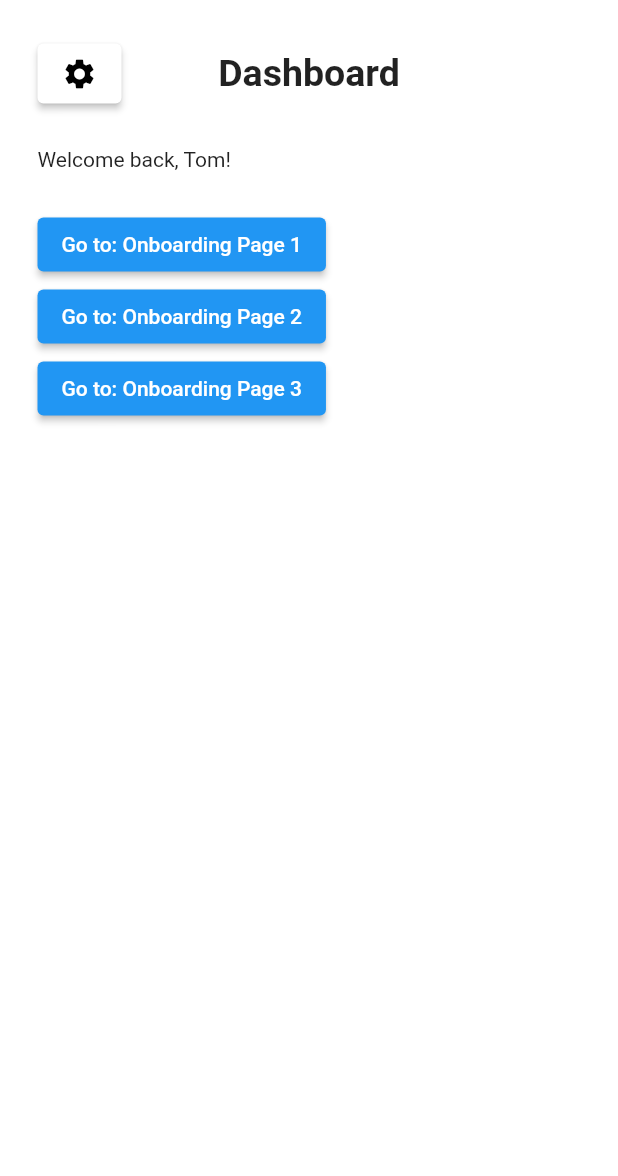
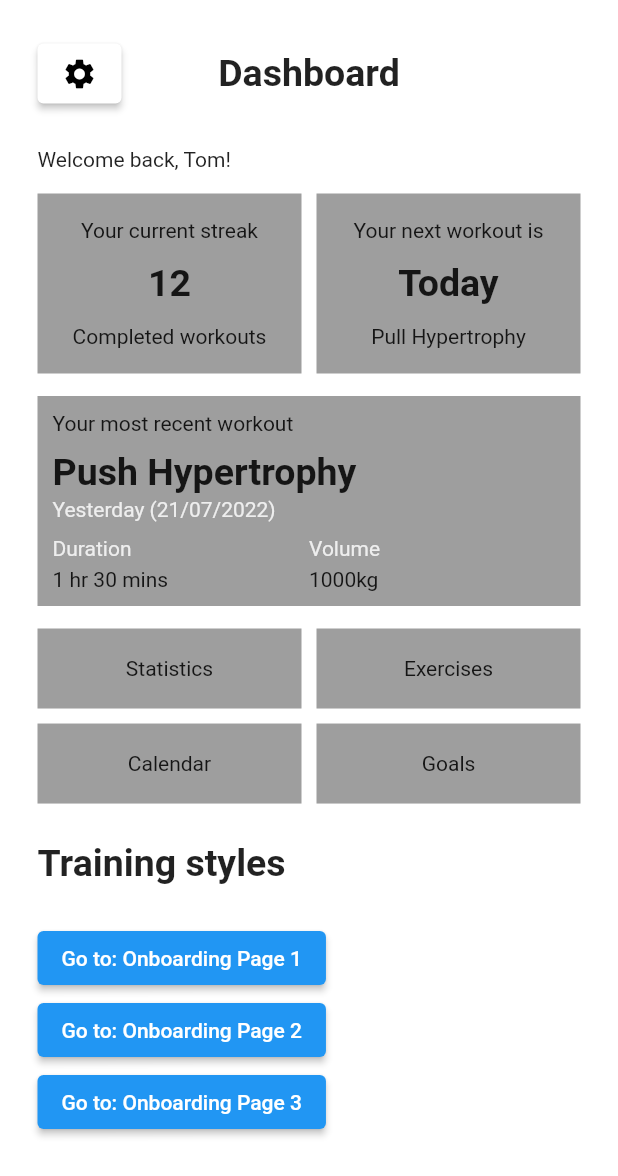
Before and after one commit to TomTomDam/workout-log, a Flutter app: the Dashboard screen opened directly, on a phone screen of 412 x 824 dp. Shown: the top 1176 px of the screen. Run offline on Flutter 3.47's test engine with Material 2 defaults, Android fonts, the phone set to English and light mode, and no system bars.

Commit message:
Design for home page

```diff
--- a/lib/screens/Dashboard.dart
+++ /dev/null
@@ -1,99 +0,0 @@
-import 'package:flutter/material.dart';
-import './settings/settings.dart';
-import '../widgets/header/header.dart';
-import 'onboarding_page1.dart';
-import 'onboarding_page2.dart';
-import 'onboarding_page3.dart';
-
-class Dashboard extends StatefulWidget {
-  const Dashboard({Key? key, required this.title}) : super(key: key);
-  final String title;
-
-  @override
-  State<Dashboard> createState() => _DashboardState();
-}
-
-class _DashboardState extends State<Dashboard> {
-  @override
-  Widget build(BuildContext context) {
-    const double padding = 25;
-
-    return Scaffold(
-        backgroundColor: Colors.white,
-        body: SafeArea(
-            child: Column(
-          children: [
-            Header(
-              title: "Dashboard",
-              navigationButton: ElevatedButton(
-                style: ElevatedButton.styleFrom(
-                    minimumSize: const Size(40, 40), primary: Colors.white),
-                onPressed: () {
-                  Navigator.push(
-                      context,
-                      MaterialPageRoute(
-                          builder: (context) => const Settings()));
-                },
-                child: const Icon(
-                  Icons.settings,
-                  color: Colors.black,
-                ),
-              ),
-              secondaryButton: null,
-            ),
-            Padding(
-                padding: const EdgeInsets.only(
-                    top: padding, left: padding, right: padding),
-                child: Row(
-                  children: const [Text("Welcome back, Tom!")],
-                )),
-            Padding(
-                padding: const EdgeInsets.only(
-                    top: padding, left: padding, right: padding),
-                child: Row(
-                  children: [
-                    ElevatedButton(
-                      child: const Text("Go to: Onboarding Page 1"),
-                      onPressed: () {
-                        Navigator.push(
-                            context,
-                            MaterialPageRoute(
-                                builder: (context) => const OnboardingPage1()));
-                      },
-                    )
-                  ],
-                )),
-            Padding(
-                padding: const EdgeInsets.only(left: padding, right: padding),
-                child: Row(
-                  children: [
-                    ElevatedButton(
-                      child: const Text("Go to: Onboarding Page 2"),
-                      onPressed: () {
-                        Navigator.push(
-                            context,
-                            MaterialPageRoute(
-                                builder: (context) => const OnboardingPage2()));
-                      },
-                    )
-                  ],
-                )),
-            Padding(
-                padding: const EdgeInsets.only(left: padding, right: padding),
-                child: Row(
-                  children: [
-                    ElevatedButton(
-                      child: const Text("Go to: Onboarding Page 3"),
-                      onPressed: () {
-                        Navigator.push(
-                            context,
-                            MaterialPageRoute(
-                                builder: (context) => const OnboardingPage3()));
-                      },
-                    )
-                  ],
-                )),
-          ],
-        )));
-  }
-}
--- /dev/null
+++ b/lib/screens/dashboard/calendar.dart
@@ -0,0 +1,37 @@
+import 'package:flutter/material.dart';
+
+import '../../widgets/header/header.dart';
+import '../settings/Settings.dart';
+
+class Calendar extends StatelessWidget {
+  const Calendar({Key? key}) : super(key: key);
+
+  @override
+  Widget build(BuildContext context) {
+    return Scaffold(
+      backgroundColor: Colors.white,
+      body: SafeArea(
+          child: Column(
+        children: [
+          Header(
+              title: "Calendar",
+              navigationButton: ElevatedButton(
+                style: ElevatedButton.styleFrom(
+                    minimumSize: const Size(40, 40), primary: Colors.white),
+                onPressed: () {
+                  Navigator.push(
+                      context,
+                      MaterialPageRoute(
+                          builder: (context) => const Settings()));
+                },
+                child: const Icon(
+                  Icons.settings,
+                  color: Colors.black,
+                ),
+              ),
+              secondaryButton: null)
+        ],
+      )),
+    );
+  }
+}
--- /dev/null
+++ b/lib/screens/dashboard/dashboard.dart
@@ -0,0 +1,317 @@
+import 'package:flutter/material.dart';
+import 'package:workout_log/screens/dashboard/calendar.dart';
+import 'package:workout_log/screens/dashboard/exercises.dart';
+import 'package:workout_log/screens/dashboard/goals.dart';
+import 'package:workout_log/screens/dashboard/statistics.dart';
+import '../settings/settings.dart';
+import '../../widgets/header/header.dart';
+import '../onboarding_page1.dart';
+import '../onboarding_page2.dart';
+import '../onboarding_page3.dart';
+
+class Dashboard extends StatefulWidget {
+  const Dashboard({Key? key, required this.title}) : super(key: key);
+  final String title;
+
+  @override
+  State<Dashboard> createState() => _DashboardState();
+}
+
+class _DashboardState extends State<Dashboard> {
+  @override
+  Widget build(BuildContext context) {
+    const double sectionPadding = 25;
+
+    return Scaffold(
+        backgroundColor: Colors.white,
+        body: SingleChildScrollView(
+          child: SafeArea(
+              child: Column(
+            children: [
+              Header(
+                title: "Dashboard",
+                navigationButton: ElevatedButton(
+                  style: ElevatedButton.styleFrom(
+                      minimumSize: const Size(40, 40), primary: Colors.white),
+                  onPressed: () {
+                    Navigator.push(
+                        context,
+                        MaterialPageRoute(
+                            builder: (context) => const Settings()));
+                  },
+                  child: const Icon(
+                    Icons.settings,
+                    color: Colors.black,
+                  ),
+                ),
+                secondaryButton: null,
+              ),
+              Padding(
+                  padding: const EdgeInsets.only(
+                      top: sectionPadding,
+                      left: sectionPadding,
+                      right: sectionPadding),
+                  child: Row(
+                    children: const [Text("Welcome back, Tom!")],
+                  )),
+              Row(
+                children: [
+                  Expanded(
+                    child: Container(
+                      height: 120,
+                      decoration: const BoxDecoration(
+                        color: Colors.grey,
+                      ),
+                      margin: const EdgeInsets.fromLTRB(25, 15, 5, 0),
+                      padding: const EdgeInsets.all(10),
+                      child: Column(
+                        mainAxisAlignment: MainAxisAlignment.spaceAround,
+                        children: [
+                          const Text("Your current streak",
+                              textAlign: TextAlign.center),
+                          Text("12",
+                              textAlign: TextAlign.center,
+                              style: TextStyle(
+                                  fontWeight: FontWeight.bold,
+                                  fontSize: Theme.of(context)
+                                      .textTheme
+                                      .headline1
+                                      ?.fontSize)),
+                          const Text("Completed workouts",
+                              textAlign: TextAlign.center)
+                        ],
+                      ),
+                    ),
+                  ),
+                  Expanded(
+                      child: Container(
+                          height: 120,
+                          decoration: const BoxDecoration(
+                            color: Colors.grey,
+                          ),
+                          margin: const EdgeInsets.fromLTRB(5, 15, 25, 0),
+                          padding: const EdgeInsets.all(10),
+                          child: Column(
+                            mainAxisAlignment: MainAxisAlignment.spaceAround,
+                            children: [
+                              const FittedBox(
+                                child: Text("Your next workout is",
+                                    textAlign: TextAlign.center),
+                              ),
+                              Text("Today",
+                                  style: TextStyle(
+                                      fontWeight: FontWeight.bold,
+                                      fontSize: Theme.of(context)
+                                          .textTheme
+                                          .headline1
+                                          ?.fontSize),
+                                  textAlign: TextAlign.center),
+                              const Text("Pull Hypertrophy",
+                                  textAlign: TextAlign.center)
+                            ],
+                          )))
+                ],
+              ),
+              Container(
+                height: 140,
+                width: double.infinity,
+                decoration: const BoxDecoration(color: Colors.grey),
+                margin: const EdgeInsets.fromLTRB(25, 15, 25, 0),
+                padding: const EdgeInsets.all(10),
+                child: Column(
+                  crossAxisAlignment: CrossAxisAlignment.start,
+                  children: [
+                    const Text("Your most recent workout"),
+                    Container(
+                      margin: const EdgeInsets.only(top: 10),
+                      child: Text(
+                        "Push Hypertrophy",
+                        style: TextStyle(
+                            fontWeight: FontWeight.bold,
+                            fontSize: Theme.of(context)
+                                .textTheme
+                                .headline1
+                                ?.fontSize),
+                      ),
+                    ),
+                    Container(
+                      margin: const EdgeInsets.only(top: 2.5),
+                      child: Text("Yesterday (21/07/2022)",
+                          style: TextStyle(color: Colors.grey.shade200)),
+                    ),
+                    Expanded(
+                      child: GridView.count(
+                        primary: false,
+                        shrinkWrap: true,
+                        padding: const EdgeInsets.only(top: 10),
+                        crossAxisSpacing: 0,
+                        mainAxisSpacing: 0,
+                        crossAxisCount: 2,
+                        childAspectRatio: (1 / .12),
+                        children: <Widget>[
+                          Text("Duration",
+                              style: TextStyle(color: Colors.grey.shade200)),
+                          Text("Volume",
+                              style: TextStyle(color: Colors.grey.shade200)),
+                          const Text("1 hr 30 mins"),
+                          const Text("1000kg")
+                        ],
+                      ),
+                    )
+                  ],
+                ),
+              ),
+              Container(
+                margin: const EdgeInsets.fromLTRB(25, 5, 25, 25),
+                child: Expanded(
+                  child: GridView.count(
+                    primary: false,
+                    shrinkWrap: true,
+                    crossAxisSpacing: 0,
+                    mainAxisSpacing: 0,
+                    crossAxisCount: 2,
+                    childAspectRatio: (1 / .35),
+                    children: <Widget>[
+                      InkWell(
+                        onTap: () {
+                          Navigator.push(
+                              context,
+                              MaterialPageRoute(
+                                  builder: (context) => const Statistics()));
+                        },
+                        child: Container(
+                          alignment: Alignment.center,
+                          height: 50,
+                          decoration: const BoxDecoration(color: Colors.grey),
+                          margin: const EdgeInsets.fromLTRB(0, 10, 5, 0),
+                          padding: const EdgeInsets.all(10),
+                          child: const Text("Statistics",
+                              textAlign: TextAlign.center),
+                        ),
+                      ),
+                      InkWell(
+                        onTap: () {
+                          Navigator.push(
+                              context,
+                              MaterialPageRoute(
+                                  builder: (context) => const Exercises()));
+                        },
+                        child: Container(
+                          alignment: Alignment.center,
+                          height: 50,
+                          decoration: const BoxDecoration(color: Colors.grey),
+                          margin: const EdgeInsets.fromLTRB(5, 10, 0, 0),
+                          padding: const EdgeInsets.all(10),
+                          child: const Text("Exercises",
+                              textAlign: TextAlign.center),
+                        ),
+                      ),
+                      InkWell(
+                        onTap: () {
+                          Navigator.push(
+                              context,
+                              MaterialPageRoute(
+                                  builder: (context) => const Calendar()));
+                        },
+                        child: Container(
+                          alignment: Alignment.center,
+                          height: 50,
+                          decoration: const BoxDecoration(color: Colors.grey),
+                          margin: const EdgeInsets.fromLTRB(0, 10, 5, 0),
+                          padding: const EdgeInsets.all(10),
+                          child: const Text("Calendar",
+                              textAlign: TextAlign.center),
+                        ),
+                      ),
+                      InkWell(
+                        onTap: () {
+                          Navigator.push(
+                              context,
+                              MaterialPageRoute(
+                                  builder: (context) => const Goals()));
+                        },
+                        child: Container(
+                          alignment: Alignment.center,
+                          height: 50,
+                          decoration: const BoxDecoration(color: Colors.grey),
+                          margin: const EdgeInsets.fromLTRB(5, 10, 0, 0),
+                          padding: const EdgeInsets.all(10),
+                          child:
+                              const Text("Goals", textAlign: TextAlign.center),
+                        ),
+                      )
+                    ],
+                  ),
+                ),
+              ),
+              Align(
+                alignment: Alignment.centerLeft,
+                child: Container(
+                  margin: const EdgeInsets.symmetric(horizontal: 25),
+                  child: Text(
+                    "Training styles",
+                    style: TextStyle(
+                        fontWeight: FontWeight.bold,
+                        fontSize:
+                            Theme.of(context).textTheme.headline1?.fontSize),
+                  ),
+                ),
+              ),
+              Padding(
+                  padding: const EdgeInsets.only(
+                      top: sectionPadding,
+                      left: sectionPadding,
+                      right: sectionPadding),
+                  child: Row(
+                    children: [
+                      ElevatedButton(
+                        child: const Text("Go to: Onboarding Page 1"),
+                        onPressed: () {
+                          Navigator.push(
+                              context,
+                              MaterialPageRoute(
+                                  builder: (context) =>
+                                      const OnboardingPage1()));
+                        },
+                      )
+                    ],
+                  )),
+              Padding(
+                  padding: const EdgeInsets.only(
+                      left: sectionPadding, right: sectionPadding),
+                  child: Row(
+                    children: [
+                      ElevatedButton(
+                        child: const Text("Go to: Onboarding Page 2"),
+                        onPressed: () {
+                          Navigator.push(
+                              context,
+                              MaterialPageRoute(
+                                  builder: (context) =>
+                                      const OnboardingPage2()));
+                        },
+                      )
+                    ],
+                  )),
+              Padding(
+                  padding: const EdgeInsets.only(
+                      left: sectionPadding, right: sectionPadding),
+                  child: Row(
+                    children: [
+                      ElevatedButton(
+                        child: const Text("Go to: Onboarding Page 3"),
+                        onPressed: () {
+                          Navigator.push(
+                              context,
+                              MaterialPageRoute(
+                                  builder: (context) =>
+                                      const OnboardingPage3()));
+                        },
+                      )
+                    ],
+                  )),
+            ],
+          )),
+        ));
+  }
+}
--- a/lib/screens/main.dart
+++ b/lib/screens/main.dart
@@ -1,5 +1,5 @@
 import 'package:flutter/material.dart';
-import 'package:workout_log/screens/dashboard.dart';
+import 'package:workout_log/screens/dashboard/dashboard.dart';
 import '../widgets/page/nav_bar.dart';
 
 void main() {
```
Also changed, not shown: lib/screens/dashboard/exercises.dart (added, +36 -0 lines), lib/screens/dashboard/goals.dart (added, +36 -0 lines), lib/screens/dashboard/statistics.dart (added, +36 -0 lines).
